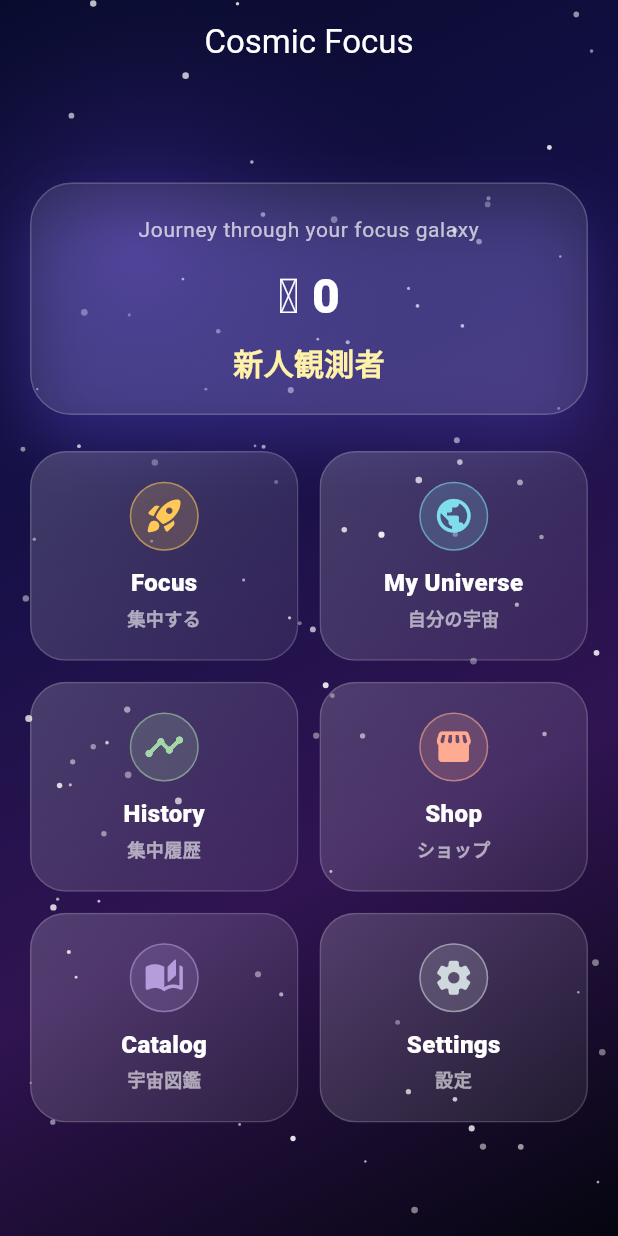
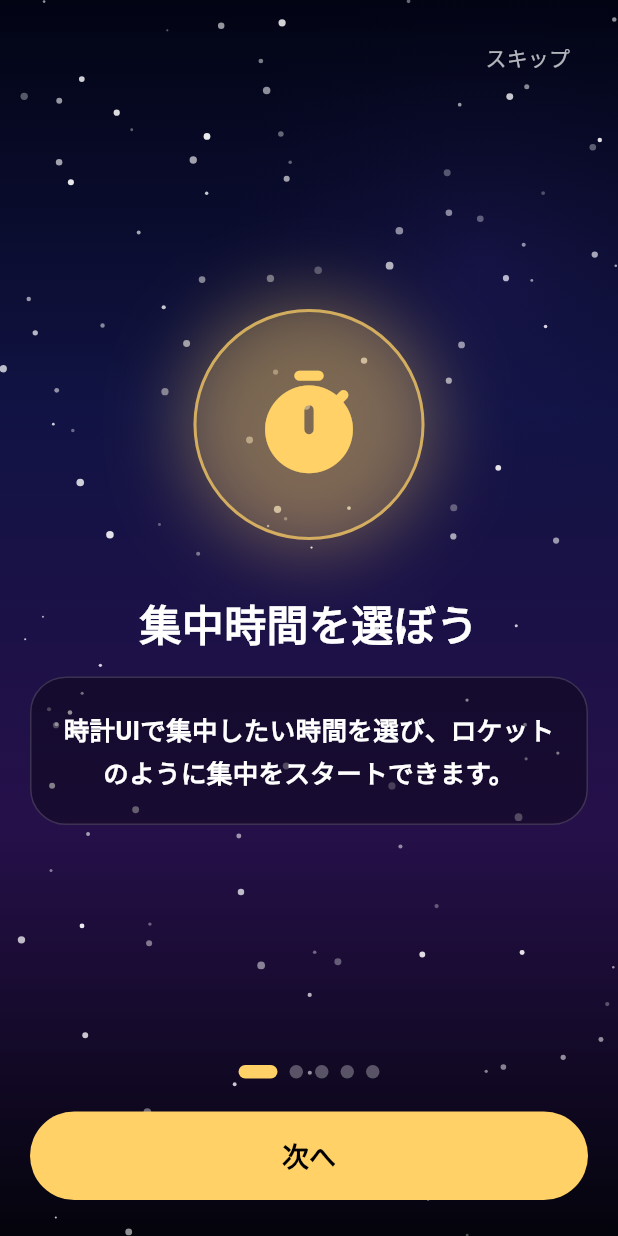
Before and after one commit to siokaze0728-spec/cosmic-focus-app, a Flutter app: the screen it shows after launch, on a phone screen of 412 x 824 dp. Run offline on Flutter 3.47's test engine with Material 3 defaults, Android fonts, the phone set to English and light mode, and no system bars; our stand-ins replace audioplayers, flutter_riverpod, google_mobile_ads, hive, hive_flutter, table_calendar; accounts and stored records are empty.

Commit message:
Add first-run tutorial

```diff
--- a/lib/data/game_storage.dart
+++ b/lib/data/game_storage.dart
@@ -4,6 +4,7 @@ import '../models/celestial_object.dart';
 
 
 class GameStorage {
+  static const String tutorialSeenKey = "tutorialSeen";
 
   static bool getBgmEnabled() {
     return box.get(
@@ -44,6 +45,20 @@ class GameStorage {
     box.put(
       "bgmVolume",
       volume,
+    );
+  }
+
+  static bool getTutorialSeen() {
+    return box.get(
+      tutorialSeenKey,
+      defaultValue: false,
+    );
+  }
+
+  static Future<void> setTutorialSeen(bool seen) async {
+    await box.put(
+      tutorialSeenKey,
+      seen,
     );
   }
 
--- a/lib/screens/home_screen.dart
+++ b/lib/screens/home_screen.dart
@@ -7,6 +7,7 @@ import '../data/game_storage.dart';
 import 'shop_screen.dart';
 import 'history_screen.dart';
 import 'settings_screen.dart';
+import 'tutorial_screen.dart';
 import 'catalog_screen.dart';
 
 class HomeScreen extends StatefulWidget {
@@ -17,6 +18,32 @@ class HomeScreen extends StatefulWidget {
 }
 
 class _HomeScreenState extends State<HomeScreen> {
+  bool _tutorialChecked = false;
+
+  @override
+  void initState() {
+    super.initState();
+
+    WidgetsBinding.instance.addPostFrameCallback((_) {
+      _showTutorialIfNeeded();
+    });
+  }
+
+  Future<void> _showTutorialIfNeeded() async {
+    if (!mounted || _tutorialChecked || GameStorage.getTutorialSeen()) {
+      return;
+    }
+
+    _tutorialChecked = true;
+
+    await Navigator.of(context).push(
+      MaterialPageRoute(
+        fullscreenDialog: true,
+        builder: (_) => const TutorialScreen(),
+      ),
+    );
+  }
+
   static const _menuItems = [
     _HomeMenuItem(
       label: 'Focus',
--- a/lib/screens/settings_screen.dart
+++ b/lib/screens/settings_screen.dart
@@ -1,5 +1,7 @@
 import 'package:flutter/material.dart';
 import '../data/game_storage.dart';
+import 'tutorial_screen.dart';
+
 class SettingsScreen extends StatelessWidget {
   const SettingsScreen({super.key});
 
@@ -17,6 +19,23 @@ class SettingsScreen extends StatelessWidget {
           _BgmVolumeTile(),
 
           _SeEnabledTile(),
+
+          ListTile(
+            leading: const Icon(Icons.school),
+            title: const Text("チュートリアルを見る"),
+            subtitle: const Text(
+              "Cosmic Focusの使い方をもう一度確認します",
+            ),
+            onTap: () {
+              Navigator.push(
+                context,
+                MaterialPageRoute(
+                  fullscreenDialog: true,
+                  builder: (_) => const TutorialScreen(),
+                ),
+              );
+            },
+          ),
 
           ListTile(
             leading: const Icon(Icons.delete),
--- /dev/null
+++ b/lib/screens/tutorial_screen.dart
@@ -0,0 +1,337 @@
+import 'dart:math';
+
+import 'package:flutter/material.dart';
+
+import '../data/game_storage.dart';
+
+class TutorialScreen extends StatefulWidget {
+  const TutorialScreen({super.key});
+
+  @override
+  State<TutorialScreen> createState() => _TutorialScreenState();
+}
+
+class _TutorialScreenState extends State<TutorialScreen> {
+  final PageController _pageController = PageController();
+  int _currentPage = 0;
+
+  static const List<_TutorialPageData> _pages = [
+    _TutorialPageData(
+      title: '集中時間を選ぼう',
+      description: '時計UIで集中したい時間を選び、ロケットのように集中をスタートできます。',
+      icon: Icons.timer_rounded,
+      accentColor: Color(0xFFFFD166),
+    ),
+    _TutorialPageData(
+      title: '集中すると天体を獲得',
+      description: '最後まで集中できると、星や惑星などの天体とコインが手に入ります。',
+      icon: Icons.auto_awesome_rounded,
+      accentColor: Color(0xFF80DEEA),
+    ),
+    _TutorialPageData(
+      title: '自分だけの宇宙を作ろう',
+      description: '獲得した天体は宇宙画面に増えていき、あなた専用の銀河が広がります。',
+      icon: Icons.public_rounded,
+      accentColor: Color(0xFFB39DDB),
+    ),
+    _TutorialPageData(
+      title: 'ショップと図鑑',
+      description: 'コインで宇宙アイテムを購入できます。図鑑では発見済みの天体を確認できます。',
+      icon: Icons.storefront_rounded,
+      accentColor: Color(0xFFFFAB91),
+    ),
+    _TutorialPageData(
+      title: '広告で報酬アップ',
+      description: '広告を見ると報酬2倍や集中継続ができます。必要なときに活用しましょう。',
+      icon: Icons.rocket_launch_rounded,
+      accentColor: Color(0xFFA5D6A7),
+    ),
+  ];
+
+  @override
+  void dispose() {
+    _pageController.dispose();
+    super.dispose();
+  }
+
+  Future<void> _finishTutorial() async {
+    await GameStorage.setTutorialSeen(true);
+
+    if (!mounted) return;
+
+    Navigator.of(context).pop();
+  }
+
+  Future<void> _goNext() async {
+    if (_currentPage == _pages.length - 1) {
+      await _finishTutorial();
+      return;
+    }
+
+    _pageController.nextPage(
+      duration: const Duration(milliseconds: 280),
+      curve: Curves.easeOutCubic,
+    );
+  }
+
+  @override
+  Widget build(BuildContext context) {
+    final page = _pages[_currentPage];
+
+    return PopScope(
+      canPop: false,
+      child: Scaffold(
+        body: Container(
+          decoration: const BoxDecoration(
+            gradient: LinearGradient(
+              begin: Alignment.topCenter,
+              end: Alignment.bottomCenter,
+              colors: [
+                Color(0xFF020414),
+                Color(0xFF111344),
+                Color(0xFF26104A),
+                Color(0xFF04040C),
+              ],
+            ),
+          ),
+          child: Stack(
+            children: [
+              const Positioned.fill(child: _TutorialStarField()),
+              SafeArea(
+                child: Padding(
+                  padding: const EdgeInsets.fromLTRB(20, 14, 20, 24),
+                  child: Column(
+                    children: [
+                      Align(
+                        alignment: Alignment.centerRight,
+                        child: TextButton(
+                          onPressed: _finishTutorial,
+                          child: const Text(
+                            'スキップ',
+                            style: TextStyle(color: Colors.white70),
+                          ),
+                        ),
+                      ),
+                      Expanded(
+                        child: PageView.builder(
+                          controller: _pageController,
+                          itemCount: _pages.length,
+                          onPageChanged: (index) {
+                            setState(() {
+                              _currentPage = index;
+                            });
+                          },
+                          itemBuilder: (context, index) {
+                            return _TutorialPage(data: _pages[index]);
+                          },
+                        ),
+                      ),
+                      const SizedBox(height: 16),
+                      _PageIndicators(
+                        currentPage: _currentPage,
+                        pageCount: _pages.length,
+                        activeColor: page.accentColor,
+                      ),
+                      const SizedBox(height: 22),
+                      SizedBox(
+                        width: double.infinity,
+                        child: FilledButton(
+                          style: FilledButton.styleFrom(
+                            backgroundColor: page.accentColor,
+                            foregroundColor: Colors.black,
+                            padding: const EdgeInsets.symmetric(vertical: 16),
+                            textStyle: const TextStyle(
+                              fontSize: 18,
+                              fontWeight: FontWeight.bold,
+                            ),
+                          ),
+                          onPressed: _goNext,
+                          child: Text(
+                            _currentPage == _pages.length - 1 ? 'はじめる' : '次へ',
+                          ),
+                        ),
+                      ),
+                    ],
+                  ),
+                ),
+              ),
+            ],
+          ),
+        ),
+      ),
+    );
+  }
+}
+
+class _TutorialPageData {
+  final String title;
+  final String description;
+  final IconData icon;
+  final Color accentColor;
+
+  const _TutorialPageData({
+    required this.title,
+    required this.description,
+    required this.icon,
+    required this.accentColor,
+  });
+}
+
+class _TutorialPage extends StatelessWidget {
+  final _TutorialPageData data;
+
+  const _TutorialPage({required this.data});
+
+  @override
+  Widget build(BuildContext context) {
+    return Center(
+      child: SingleChildScrollView(
+        child: Column(
+          mainAxisAlignment: MainAxisAlignment.center,
+          children: [
+            Container(
+              width: 154,
+              height: 154,
+              decoration: BoxDecoration(
+                shape: BoxShape.circle,
+                color: data.accentColor.withOpacity(0.16),
+                border: Border.all(
+                  color: data.accentColor.withOpacity(0.72),
+                  width: 2,
+                ),
+                boxShadow: [
+                  BoxShadow(
+                    color: data.accentColor.withOpacity(0.35),
+                    blurRadius: 42,
+                    spreadRadius: 8,
+                  ),
+                ],
+              ),
+              child: Icon(
+                data.icon,
+                color: data.accentColor,
+                size: 78,
+              ),
+            ),
+            const SizedBox(height: 38),
+            Text(
+              data.title,
+              textAlign: TextAlign.center,
+              style: const TextStyle(
+                color: Colors.white,
+                fontSize: 28,
+                fontWeight: FontWeight.w900,
+                height: 1.25,
+              ),
+            ),
+            const SizedBox(height: 18),
+            Container(
+              padding: const EdgeInsets.all(20),
+              decoration: BoxDecoration(
+                color: Colors.black.withOpacity(0.34),
+                borderRadius: BorderRadius.circular(24),
+                border: Border.all(color: Colors.white.withOpacity(0.16)),
+              ),
+              child: Text(
+                data.description,
+                textAlign: TextAlign.center,
+                style: const TextStyle(
+                  color: Colors.white,
+                  fontSize: 17,
+                  height: 1.65,
+                  fontWeight: FontWeight.w600,
+                ),
+              ),
+            ),
+          ],
+        ),
+      ),
+    );
+  }
+}
+
+class _PageIndicators extends StatelessWidget {
+  final int currentPage;
+  final int pageCount;
+  final Color activeColor;
+
+  const _PageIndicators({
+    required this.currentPage,
+    required this.pageCount,
+    required this.activeColor,
+  });
+
+  @override
+  Widget build(BuildContext context) {
+    return Row(
+      mainAxisAlignment: MainAxisAlignment.center,
+      children: List.generate(pageCount, (index) {
+        final isActive = index == currentPage;
+
+        return AnimatedContainer(
+          duration: const Duration(milliseconds: 220),
+          margin: const EdgeInsets.symmetric(horizontal: 4),
+          width: isActive ? 26 : 9,
+          height: 9,
+          decoration: BoxDecoration(
+            color: isActive ? activeColor : Colors.white30,
+            borderRadius: BorderRadius.circular(99),
+          ),
+        );
+      }),
+    );
+  }
+}
+
+class _TutorialStarField extends StatelessWidget {
+  const _TutorialStarField();
+
+  @override
+  Widget build(BuildContext context) {
+    return CustomPaint(painter: _TutorialStarFieldPainter());
+  }
+}
+
+class _TutorialStarFieldPainter extends CustomPainter {
+  @override
+  void paint(Canvas canvas, Size size) {
+    final random = Random(7);
+    final paint = Paint();
+
+    for (var i = 0; i < 130; i++) {
+      paint.color = Colors.white.withOpacity(
+        0.28 + random.nextDouble() * 0.64,
+      );
+      canvas.drawCircle(
+        Offset(
+          random.nextDouble() * size.width,
+          random.nextDouble() * size.height,
+        ),
+        0.7 + random.nextDouble() * 1.9,
+        paint,
+      );
+    }
+
+    paint.shader = RadialGradient(
+      colors: [
+        const Color(0xFF7C4DFF).withOpacity(0.28),
+        Colors.transparent,
+      ],
+    ).createShader(
+      Rect.fromCircle(
+        center: Offset(size.width * 0.78, size.height * 0.22),
+        radius: size.width * 0.52,
+      ),
+    );
+    canvas.drawCircle(
+      Offset(size.width * 0.78, size.height * 0.22),
+      size.width * 0.52,
+      paint,
+    );
+  }
+
+  @override
+  bool shouldRepaint(covariant _TutorialStarFieldPainter oldDelegate) {
+    return false;
+  }
+}
```
